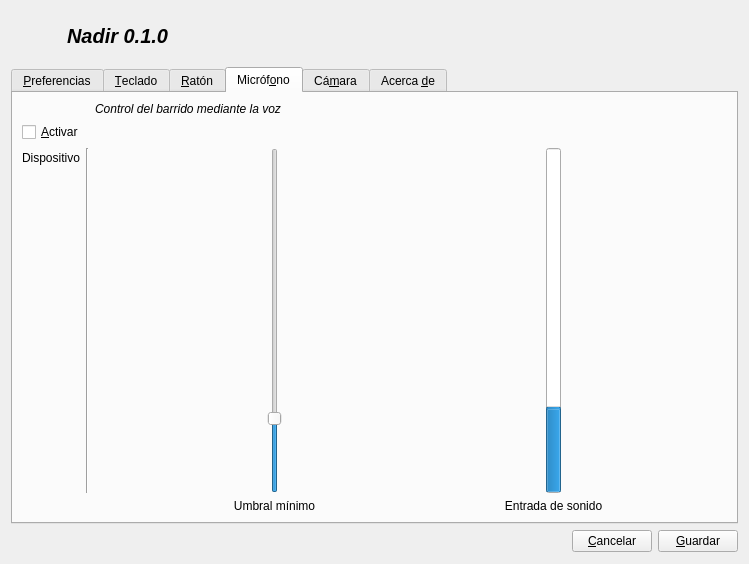
Before: the Qt Designer form confWidget.ui in rfernandezfranco/nadir, drawn with Qt 5.
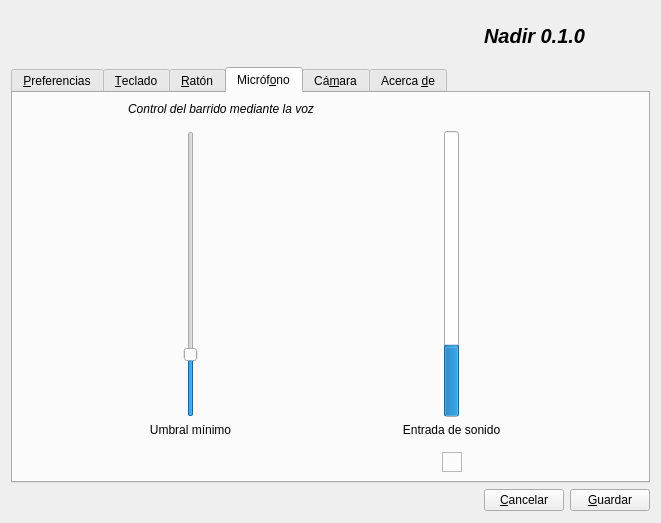
After: the same form once the commit is applied. The open tabs and pages were chosen to show the change. Icons and pictures are not drawn.

Commit message: Minor changes in configuration widget

Diff of the .ui file:
```diff
--- a/confWidget.ui
+++ b/confWidget.ui
@@ -5,27 +5,14 @@
    <rect>
     <x>0</x>
     <y>0</y>
-    <width>749</width>
-    <height>564</height>
+    <width>661</width>
+    <height>523</height>
    </rect>
   </property>
   <property name="windowTitle" >
    <string>Configuración</string>
   </property>
   <layout class="QGridLayout" name="gridLayout_6" >
-   <item row="2" column="0" colspan="2" >
-    <spacer name="horizontalSpacer" >
-     <property name="orientation" >
-      <enum>Qt::Horizontal</enum>
-     </property>
-     <property name="sizeHint" stdset="0" >
-      <size>
-       <width>544</width>
-       <height>23</height>
-      </size>
-     </property>
-    </spacer>
-   </item>
    <item row="0" column="0" >
     <widget class="QLabel" name="label_8" >
      <property name="sizePolicy" >
@@ -54,7 +41,7 @@
      </property>
     </widget>
    </item>
-   <item row="0" column="1" colspan="3" >
+   <item row="0" column="1" colspan="2" >
     <widget class="QLabel" name="titleLabel" >
      <property name="sizePolicy" >
       <sizepolicy vsizetype="Preferred" hsizetype="MinimumExpanding" >
@@ -78,33 +65,7 @@
      </property>
     </widget>
    </item>
-   <item row="2" column="2" >
-    <widget class="QPushButton" name="cancelButton" >
-     <property name="sizePolicy" >
-      <sizepolicy vsizetype="Fixed" hsizetype="Fixed" >
-       <horstretch>0</horstretch>
-       <verstretch>0</verstretch>
-      </sizepolicy>
-     </property>
-     <property name="text" >
-      <string>&amp;Cancelar</string>
-     </property>
-    </widget>
-   </item>
-   <item row="2" column="3" >
-    <widget class="QPushButton" name="saveButton" >
-     <property name="sizePolicy" >
-      <sizepolicy vsizetype="Fixed" hsizetype="Fixed" >
-       <horstretch>0</horstretch>
-       <verstretch>0</verstretch>
-      </sizepolicy>
-     </property>
-     <property name="text" >
-      <string>&amp;Guardar</string>
-     </property>
-    </widget>
-   </item>
-   <item row="1" column="0" colspan="4" >
+   <item row="1" column="0" colspan="3" >
     <widget class="QTabWidget" name="tabWidget" >
      <property name="enabled" >
       <bool>true</bool>
@@ -113,7 +74,7 @@
       <string notr="true" />
      </property>
      <property name="currentIndex" >
-      <number>0</number>
+      <number>3</number>
      </property>
      <property name="iconSize" >
       <size>
@@ -141,62 +102,6 @@
           <string>Opciones generales</string>
          </property>
          <layout class="QGridLayout" name="gridLayout_9" >
-          <item row="6" column="3" >
-           <spacer name="horizontalSpacer_3" >
-            <property name="orientation" >
-             <enum>Qt::Horizontal</enum>
-            </property>
-            <property name="sizeHint" stdset="0" >
-             <size>
-              <width>40</width>
-              <height>20</height>
-             </size>
-            </property>
-           </spacer>
-          </item>
-          <item row="5" column="0" >
-           <widget class="QLabel" name="label_18" >
-            <property name="enabled" >
-             <bool>false</bool>
-            </property>
-            <property name="text" >
-             <string>Tecla para detener el barrido</string>
-            </property>
-           </widget>
-          </item>
-          <item row="6" column="0" >
-           <widget class="QLabel" name="label_19" >
-            <property name="enabled" >
-             <bool>false</bool>
-            </property>
-            <property name="text" >
-             <string>Área de barrido</string>
-            </property>
-           </widget>
-          </item>
-          <item row="6" column="1" >
-           <widget class="QRadioButton" name="radioButton" >
-            <property name="enabled" >
-             <bool>false</bool>
-            </property>
-            <property name="text" >
-             <string>Toda la pantalla</string>
-            </property>
-            <property name="checked" >
-             <bool>true</bool>
-            </property>
-           </widget>
-          </item>
-          <item row="6" column="2" >
-           <widget class="QRadioButton" name="radioButton_2" >
-            <property name="enabled" >
-             <bool>false</bool>
-            </property>
-            <property name="text" >
-             <string>Ventana con foco</string>
-            </property>
-           </widget>
-          </item>
           <item row="1" column="0" >
            <widget class="QCheckBox" name="continuousBox" >
             <property name="text" >
@@ -207,19 +112,6 @@
             </property>
            </widget>
           </item>
-          <item row="4" column="0" >
-           <widget class="QCheckBox" name="controlBox" >
-            <property name="enabled" >
-             <bool>false</bool>
-            </property>
-            <property name="text" >
-             <string>Control absoluto del ratón</string>
-            </property>
-            <property name="checked" >
-             <bool>false</bool>
-            </property>
-           </widget>
-          </item>
           <item row="2" column="0" >
            <widget class="QCheckBox" name="minimizedBox" >
             <property name="text" >
@@ -483,7 +375,7 @@
         <normaloff>:/images/images/keyboard.svg</normaloff>:/images/images/keyboard.svg</iconset>
       </attribute>
       <layout class="QGridLayout" name="gridLayout_4" >
-       <item row="0" column="1" colspan="4" >
+       <item row="0" column="1" colspan="3" >
         <widget class="QLabel" name="label_6" >
          <property name="font" >
           <font>
@@ -496,54 +388,26 @@
         </widget>
        </item>
        <item row="1" column="1" >
-        <widget class="QCheckBox" name="keyBox" >
-         <property name="text" >
-          <string>&amp;Activar</string>
-         </property>
-         <property name="checked" >
-          <bool>true</bool>
-         </property>
-        </widget>
-       </item>
-       <item row="2" column="1" >
         <widget class="QLabel" name="label_20" >
+         <property name="enabled" >
+          <bool>false</bool>
+         </property>
          <property name="text" >
           <string>Tecla a utilizar</string>
          </property>
         </widget>
        </item>
-       <item row="3" column="1" >
+       <item row="2" column="1" >
         <widget class="QLabel" name="label_21" >
+         <property name="enabled" >
+          <bool>false</bool>
+         </property>
          <property name="text" >
           <string>Tecla de escape</string>
          </property>
         </widget>
        </item>
-       <item row="4" column="1" >
-        <widget class="QLabel" name="label_23" >
-         <property name="text" >
-          <string>Modo</string>
-         </property>
-        </widget>
-       </item>
-       <item row="4" column="2" >
-        <widget class="QRadioButton" name="radioButton_3" >
-         <property name="text" >
-          <string>Presionar</string>
-         </property>
-         <property name="checked" >
-          <bool>true</bool>
-         </property>
-        </widget>
-       </item>
-       <item row="4" column="3" >
-        <widget class="QRadioButton" name="radioButton_4" >
-         <property name="text" >
-          <string>Presionar + soltar</string>
-         </property>
-        </widget>
-       </item>
-       <item row="4" column="4" >
+       <item row="3" column="3" >
         <spacer name="horizontalSpacer_12" >
          <property name="orientation" >
           <enum>Qt::Horizontal</enum>
@@ -556,7 +420,7 @@
          </property>
         </spacer>
        </item>
-       <item row="5" column="3" >
+       <item row="4" column="2" >
         <spacer name="verticalSpacer" >
          <property name="orientation" >
           <enum>Qt::Vertical</enum>
@@ -569,7 +433,7 @@
          </property>
         </spacer>
        </item>
-       <item row="4" column="5" >
+       <item row="3" column="4" >
         <spacer name="horizontalSpacer_4" >
          <property name="orientation" >
           <enum>Qt::Horizontal</enum>
@@ -605,14 +469,7 @@
          </property>
         </widget>
        </item>
-       <item row="2" column="0" >
-        <widget class="QCheckBox" name="mouseBox" >
-         <property name="text" >
-          <string>&amp;Activar</string>
-         </property>
-        </widget>
-       </item>
-       <item row="5" column="0" >
+       <item row="3" column="0" >
         <spacer name="verticalSpacer_2" >
          <property name="orientation" >
           <enum>Qt::Vertical</enum>
@@ -625,14 +482,17 @@
          </property>
         </spacer>
        </item>
-       <item row="3" column="0" >
+       <item row="2" column="0" >
         <widget class="QLabel" name="label_3" >
+         <property name="enabled" >
+          <bool>true</bool>
+         </property>
          <property name="text" >
           <string>Botón a utilizar</string>
          </property>
         </widget>
        </item>
-       <item row="3" column="3" >
+       <item row="2" column="2" >
         <spacer name="horizontalSpacer_2" >
          <property name="orientation" >
           <enum>Qt::Horizontal</enum>
@@ -645,30 +505,6 @@
          </property>
         </spacer>
        </item>
-       <item row="4" column="0" >
-        <widget class="QLabel" name="label_25" >
-         <property name="text" >
-          <string>Modo</string>
-         </property>
-        </widget>
-       </item>
-       <item row="4" column="1" >
-        <widget class="QRadioButton" name="radioButton_5" >
-         <property name="text" >
-          <string>Presionar</string>
-         </property>
-         <property name="checked" >
-          <bool>true</bool>
-         </property>
-        </widget>
-       </item>
-       <item row="4" column="2" >
-        <widget class="QRadioButton" name="radioButton_6" >
-         <property name="text" >
-          <string>Presionar + soltar</string>
-         </property>
-        </widget>
-       </item>
       </layout>
      </widget>
      <widget class="QWidget" name="micTab" >
@@ -679,8 +515,8 @@
        <iconset resource="nadir.qrc" >
         <normaloff>:/images/images/audio-input-microphone.svg</normaloff>:/images/images/audio-input-microphone.svg</iconset>
       </attribute>
-      <layout class="QGridLayout" name="gridLayout_2" >
-       <item row="0" column="2" colspan="7" >
+      <layout class="QGridLayout" name="gridLayout_12" >
+       <item row="0" column="2" colspan="4" >
         <widget class="QLabel" name="label_4" >
          <property name="font" >
           <font>
@@ -694,110 +530,178 @@
          </property>
         </widget>
        </item>
-       <item row="1" column="0" colspan="9" >
-        <widget class="QCheckBox" name="audioBox" >
-         <property name="text" >
-          <string>&amp;Activar</string>
-         </property>
-        </widget>
-       </item>
-       <item rowspan="2" row="2" column="8" >
-        <widget class="QProgressBar" name="audioBar" >
-         <property name="minimumSize" >
-          <size>
-           <width>15</width>
-           <height>0</height>
-          </size>
-         </property>
-         <property name="maximumSize" >
-          <size>
-           <width>15</width>
-           <height>16777215</height>
-          </size>
-         </property>
+       <item row="1" column="2" >
+        <widget class="QWidget" native="1" name="widget" >
          <property name="layoutDirection" >
           <enum>Qt::LeftToRight</enum>
          </property>
-         <property name="autoFillBackground" >
-          <bool>false</bool>
-         </property>
-         <property name="value" >
-          <number>24</number>
-         </property>
-         <property name="alignment" >
-          <set>Qt::AlignCenter</set>
-         </property>
-         <property name="textVisible" >
-          <bool>false</bool>
-         </property>
-         <property name="orientation" >
-          <enum>Qt::Vertical</enum>
-         </property>
+         <layout class="QGridLayout" name="gridLayout_2" >
+          <item row="0" column="1" >
+           <widget class="QSlider" name="audioSlider" >
+            <property name="value" >
+             <number>20</number>
+            </property>
+            <property name="orientation" >
+             <enum>Qt::Vertical</enum>
+            </property>
+           </widget>
+          </item>
+          <item row="1" column="0" colspan="3" >
+           <widget class="QLabel" name="label" >
+            <property name="text" >
+             <string>Umbral mínimo</string>
+            </property>
+            <property name="alignment" >
+             <set>Qt::AlignCenter</set>
+            </property>
+           </widget>
+          </item>
+          <item row="0" column="0" >
+           <spacer name="horizontalSpacer_5" >
+            <property name="orientation" >
+             <enum>Qt::Horizontal</enum>
+            </property>
+            <property name="sizeHint" stdset="0" >
+             <size>
+              <width>40</width>
+              <height>20</height>
+             </size>
+            </property>
+           </spacer>
+          </item>
+          <item row="0" column="2" >
+           <spacer name="horizontalSpacer_6" >
+            <property name="orientation" >
+             <enum>Qt::Horizontal</enum>
+            </property>
+            <property name="sizeHint" stdset="0" >
+             <size>
+              <width>40</width>
+              <height>20</height>
+             </size>
+            </property>
+           </spacer>
+          </item>
+         </layout>
+         <zorder>audioSlider</zorder>
+         <zorder>label</zorder>
+         <zorder>horizontalSpacer_5</zorder>
+         <zorder>horizontalSpacer_5</zorder>
+         <zorder>horizontalSpacer_6</zorder>
         </widget>
        </item>
-       <item rowspan="2" row="2" column="4" >
-        <widget class="QSlider" name="audioSlider" >
-         <property name="value" >
-          <number>20</number>
-         </property>
-         <property name="orientation" >
-          <enum>Qt::Vertical</enum>
-         </property>
+       <item row="1" column="4" colspan="3" >
+        <widget class="QWidget" native="1" name="widget_2" >
+         <layout class="QGridLayout" name="gridLayout_11" >
+          <item row="0" column="1" >
+           <widget class="QProgressBar" name="audioBar" >
+            <property name="minimumSize" >
+             <size>
+              <width>15</width>
+              <height>0</height>
+             </size>
+            </property>
+            <property name="maximumSize" >
+             <size>
+              <width>15</width>
+              <height>16777215</height>
+             </size>
+            </property>
+            <property name="layoutDirection" >
+             <enum>Qt::LeftToRight</enum>
+            </property>
+            <property name="autoFillBackground" >
+             <bool>false</bool>
+            </property>
+            <property name="value" >
+             <number>24</number>
+            </property>
+            <property name="alignment" >
+             <set>Qt::AlignCenter</set>
+            </property>
+            <property name="textVisible" >
+             <bool>false</bool>
+            </property>
+            <property name="orientation" >
+             <enum>Qt::Vertical</enum>
+            </property>
+           </widget>
+          </item>
+          <item row="1" column="0" colspan="3" >
+           <widget class="QLabel" name="label_16" >
+            <property name="text" >
+             <string>Entrada de sonido</string>
+            </property>
+            <property name="alignment" >
+             <set>Qt::AlignCenter</set>
+            </property>
+           </widget>
+          </item>
+          <item row="0" column="0" >
+           <spacer name="horizontalSpacer_7" >
+            <property name="orientation" >
+             <enum>Qt::Horizontal</enum>
+            </property>
+            <property name="sizeHint" stdset="0" >
+             <size>
+              <width>40</width>
+              <height>20</height>
+             </size>
+            </property>
+           </spacer>
+          </item>
+          <item row="0" column="2" >
+           <spacer name="horizontalSpacer_8" >
+            <property name="orientation" >
+             <enum>Qt::Horizontal</enum>
+            </property>
+            <property name="sizeHint" stdset="0" >
+             <size>
+              <width>40</width>
+              <height>20</height>
+             </size>
+            </property>
+           </spacer>
+          </item>
+         </layout>
         </widget>
        </item>
-       <item row="2" column="2" >
-        <spacer name="horizontalSpacer_5" >
-         <property name="orientation" >
-          <enum>Qt::Horizontal</enum>
-         </property>
-         <property name="sizeHint" stdset="0" >
-          <size>
-           <width>40</width>
-           <height>20</height>
-          </size>
-         </property>
-        </spacer>
-       </item>
-       <item row="2" column="9" >
-        <spacer name="horizontalSpacer_6" >
-         <property name="orientation" >
-          <enum>Qt::Horizontal</enum>
-         </property>
-         <property name="sizeHint" stdset="0" >
-          <size>
-           <width>40</width>
-           <height>20</height>
-          </size>
-         </property>
-        </spacer>
-       </item>
-       <item row="2" column="6" >
-        <spacer name="horizontalSpacer_7" >
-         <property name="orientation" >
-          <enum>Qt::Horizontal</enum>
-         </property>
-         <property name="sizeHint" stdset="0" >
-          <size>
-           <width>40</width>
-           <height>20</height>
-          </size>
-         </property>
-        </spacer>
-       </item>
-       <item row="2" column="3" >
-        <spacer name="horizontalSpacer_8" >
-         <property name="orientation" >
-          <enum>Qt::Horizontal</enum>
-         </property>
-         <property name="sizeHint" stdset="0" >
-          <size>
-           <width>40</width>
-           <height>20</height>
-          </size>
-         </property>
-        </spacer>
-       </item>
        <item row="2" column="5" >
+        <widget class="QFrame" name="audioBox" >
+         <property name="sizePolicy" >
+          <sizepolicy vsizetype="Fixed" hsizetype="Fixed" >
+           <horstretch>20</horstretch>
+           <verstretch>20</verstretch>
+          </sizepolicy>
+         </property>
+         <property name="minimumSize" >
+          <size>
+           <width>20</width>
+           <height>20</height>
+          </size>
+         </property>
+         <property name="frameShape" >
+          <enum>QFrame::StyledPanel</enum>
+         </property>
+         <property name="frameShadow" >
+          <enum>QFrame::Raised</enum>
+         </property>
+        </widget>
+       </item>
+       <item row="2" column="4" >
+        <spacer name="horizontalSpacer_3" >
+         <property name="orientation" >
+          <enum>Qt::Horizontal</enum>
+         </property>
+         <property name="sizeHint" stdset="0" >
+          <size>
+           <width>40</width>
+           <height>20</height>
+          </size>
+         </property>
+        </spacer>
+       </item>
+       <item row="2" column="6" >
         <spacer name="horizontalSpacer_9" >
          <property name="orientation" >
           <enum>Qt::Horizontal</enum>
@@ -810,7 +714,7 @@
          </property>
         </spacer>
        </item>
-       <item row="2" column="7" >
+       <item row="1" column="1" >
         <spacer name="horizontalSpacer_10" >
          <property name="orientation" >
           <enum>Qt::Horizontal</enum>
@@ -823,54 +727,7 @@
          </property>
         </spacer>
        </item>
-       <item row="2" column="0" >
-        <widget class="QLabel" name="label_24" >
-         <property name="text" >
-          <string>Dispositivo</string>
-         </property>
-        </widget>
-       </item>
-       <item rowspan="2" row="2" column="1" >
-        <widget class="Line" name="line" >
-         <property name="orientation" >
-          <enum>Qt::Vertical</enum>
-         </property>
-        </widget>
-       </item>
-       <item row="3" column="0" >
-        <spacer name="verticalSpacer_5" >
-         <property name="orientation" >
-          <enum>Qt::Vertical</enum>
-         </property>
-         <property name="sizeHint" stdset="0" >
-          <size>
-           <width>20</width>
-           <height>40</height>
-          </size>
-         </property>
-        </spacer>
-       </item>
-       <item row="4" column="3" colspan="3" >
-        <widget class="QLabel" name="label" >
-         <property name="text" >
-          <string>Umbral mínimo</string>
-         </property>
-         <property name="alignment" >
-          <set>Qt::AlignCenter</set>
-         </property>
-        </widget>
-       </item>
-       <item row="4" column="7" colspan="3" >
-        <widget class="QLabel" name="label_16" >
-         <property name="text" >
-          <string>Entrada de sonido</string>
-         </property>
-         <property name="alignment" >
-          <set>Qt::AlignCenter</set>
-         </property>
-        </widget>
-       </item>
-       <item row="2" column="10" >
+       <item row="1" column="7" >
         <spacer name="horizontalSpacer_11" >
          <property name="orientation" >
           <enum>Qt::Horizontal</enum>
@@ -883,6 +740,32 @@
          </property>
         </spacer>
        </item>
+       <item row="1" column="3" >
+        <spacer name="horizontalSpacer_13" >
+         <property name="orientation" >
+          <enum>Qt::Horizontal</enum>
+         </property>
+         <property name="sizeHint" stdset="0" >
+          <size>
+           <width>40</width>
+           <height>20</height>
+          </size>
+         </property>
+        </spacer>
+       </item>
+       <item row="1" column="0" >
+        <spacer name="verticalSpacer_5" >
+         <property name="orientation" >
+          <enum>Qt::Vertical</enum>
+         </property>
+         <property name="sizeHint" stdset="0" >
+          <size>
+           <width>20</width>
+           <height>40</height>
+          </size>
+         </property>
+        </spacer>
+       </item>
       </layout>
      </widget>
      <widget class="QWidget" name="camTab" >
@@ -894,7 +777,7 @@
         <normaloff>:/images/images/camera.svg</normaloff>:/images/images/camera.svg</iconset>
       </attribute>
       <layout class="QGridLayout" name="gridLayout_3" >
-       <item row="0" column="0" colspan="4" >
+       <item row="0" column="0" colspan="3" >
         <widget class="QLabel" name="label_5" >
          <property name="font" >
           <font>
@@ -906,8 +789,11 @@
          </property>
         </widget>
        </item>
-       <item rowspan="5" row="1" column="3" >
+       <item rowspan="5" row="1" column="2" >
         <widget class="QFrame" name="camFrame" >
+         <property name="enabled" >
+          <bool>false</bool>
+         </property>
          <property name="sizePolicy" >
           <sizepolicy vsizetype="Expanding" hsizetype="Expanding" >
            <horstretch>0</horstretch>
@@ -932,7 +818,7 @@
          </property>
         </widget>
        </item>
-       <item row="3" column="0" colspan="3" >
+       <item row="3" column="0" colspan="2" >
         <widget class="QLabel" name="label_22" >
          <property name="text" >
           <string>Umbral mínimo</string>
@@ -952,7 +838,7 @@
          </property>
         </spacer>
        </item>
-       <item row="4" column="0" colspan="3" >
+       <item row="4" column="0" colspan="2" >
         <widget class="QSlider" name="camSlider" >
          <property name="value" >
           <number>15</number>
@@ -962,13 +848,6 @@
          </property>
         </widget>
        </item>
-       <item row="1" column="0" colspan="2" >
-        <widget class="QCheckBox" name="camBox" >
-         <property name="text" >
-          <string>&amp;Activar</string>
-         </property>
-        </widget>
-       </item>
       </layout>
      </widget>
      <widget class="QWidget" name="aboutTab" >
@@ -1019,6 +898,45 @@
      </widget>
     </widget>
    </item>
+   <item row="2" column="0" >
+    <spacer name="horizontalSpacer" >
+     <property name="orientation" >
+      <enum>Qt::Horizontal</enum>
+     </property>
+     <property name="sizeHint" stdset="0" >
+      <size>
+       <width>544</width>
+       <height>23</height>
+      </size>
+     </property>
+    </spacer>
+   </item>
+   <item row="2" column="1" >
+    <widget class="QPushButton" name="cancelButton" >
+     <property name="sizePolicy" >
+      <sizepolicy vsizetype="Fixed" hsizetype="Fixed" >
+       <horstretch>0</horstretch>
+       <verstretch>0</verstretch>
+      </sizepolicy>
+     </property>
+     <property name="text" >
+      <string>&amp;Cancelar</string>
+     </property>
+    </widget>
+   </item>
+   <item row="2" column="2" >
+    <widget class="QPushButton" name="saveButton" >
+     <property name="sizePolicy" >
+      <sizepolicy vsizetype="Fixed" hsizetype="Fixed" >
+       <horstretch>0</horstretch>
+       <verstretch>0</verstretch>
+      </sizepolicy>
+     </property>
+     <property name="text" >
+      <string>&amp;Guardar</string>
+     </property>
+    </widget>
+   </item>
   </layout>
  </widget>
  <resources>
```
